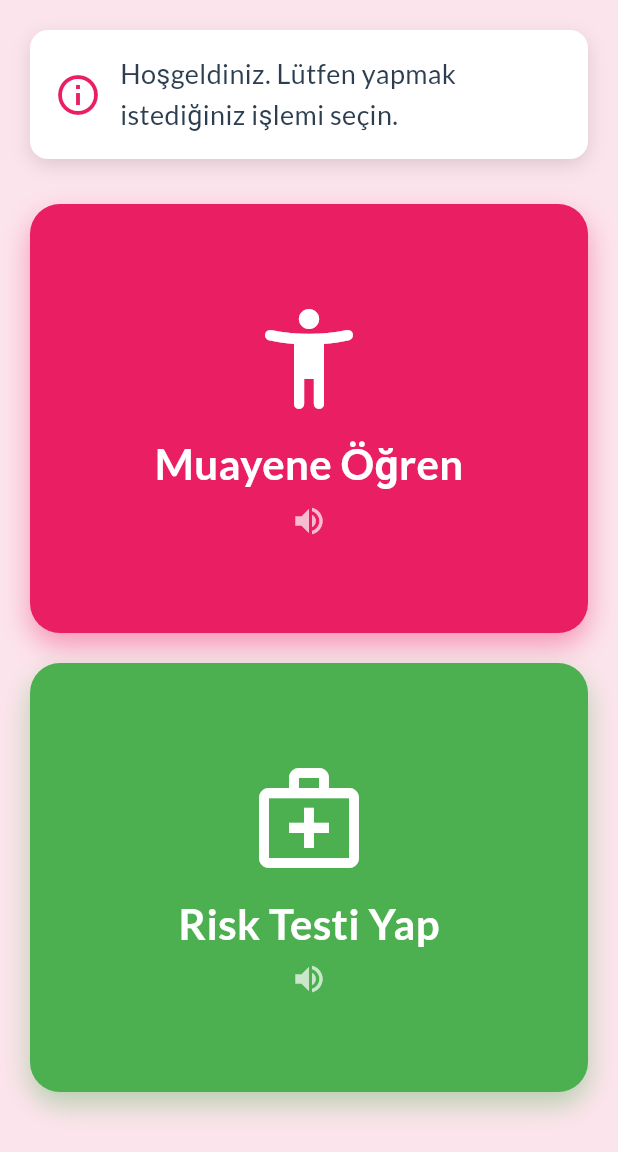
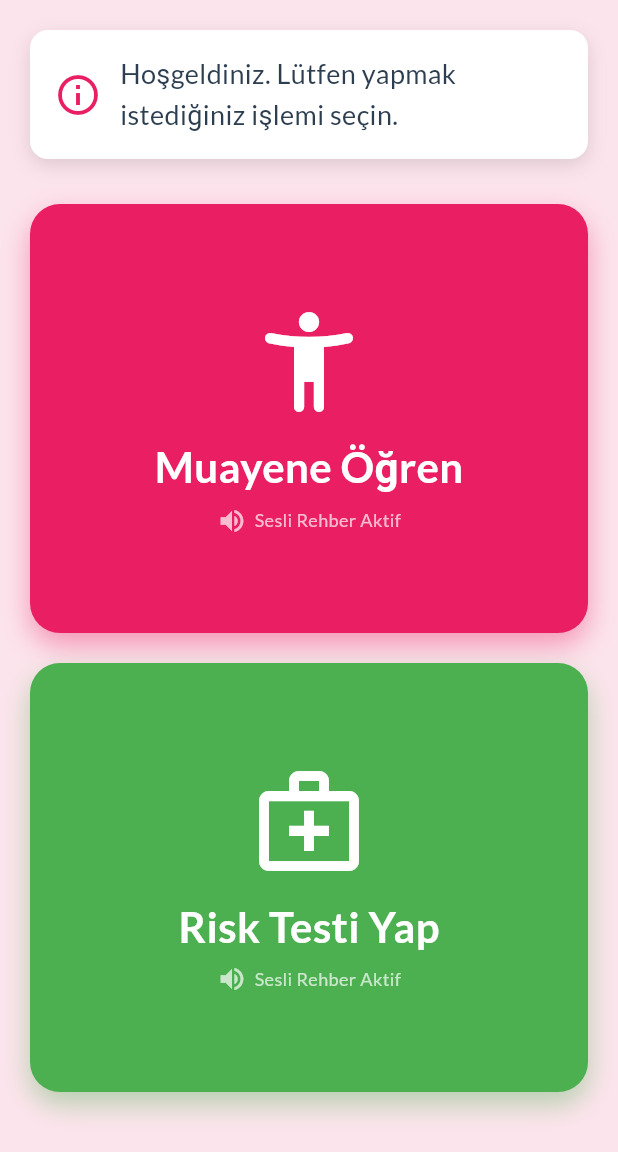
Before and after one commit to YerdemA/meme-sagligi-asistani, a Flutter app: the screen it shows after launch, on a phone screen of 412 x 824 dp, the part 84-1236 px from its top. Run offline on Flutter 3.47's test engine with Material 3 defaults, Android fonts, the phone set to English and light mode, and no system bars; our stand-ins replace flutter_tts, google_fonts.

Commit message:
Ana sayfa navigasyon rehberi ve seslendirme akışı tamamlandı.

```diff
--- a/lib/screens/home_screen.dart
+++ b/lib/screens/home_screen.dart
@@ -1,11 +1,38 @@
 import 'package:flutter/material.dart';
 import '../config/constants.dart';
+import '../services/tts_service.dart'; // 1. TTS Servis import edildi
 import 'education_screen.dart';
 import 'assessment_screen.dart';
-// İleride buraya diğer sayfaları import edeceğiz
 
-class HomeScreen extends StatelessWidget {
+class HomeScreen extends StatefulWidget {
+  // DÜZELTME: initState kullanımı için StatefulWidget yapıldı
   const HomeScreen({super.key});
+
+  @override
+  State<HomeScreen> createState() => _HomeScreenState();
+}
+
+class _HomeScreenState extends State<HomeScreen> {
+  // 2. TTS Servis nesnesi tanımlandı
+  final TtsService _ttsService = TtsService();
+
+  @override
+  void initState() {
+    super.initState();
+    // 3. Karşılama Seslendirmesi: Uygulama açılınca kullanıcıyı bilgilendirir
+    WidgetsBinding.instance.addPostFrameCallback((_) {
+      _ttsService.speak(
+        "Meme Sağlığı Asistanına Hoş Geldiniz. Lütfen yapmak istediğiniz işlemi seçin. Kendi kendine muayeneyi öğrenmek için ekranın üst kısmındaki pembe butona, Risk testini yapmak için alt kısımdaki yeşil butona basabilirsiniz.",
+        rate: 0.42, // Giriş için anlaşılır ve nazik bir hız
+      );
+    });
+  }
+
+  @override
+  void dispose() {
+    _ttsService.stop(); // 4. Sayfadan ayrılınca sesi susturur
+    super.dispose();
+  }
 
   @override
   Widget build(BuildContext context) {
@@ -26,7 +53,7 @@ class HomeScreen extends StatelessWidget {
               decoration: BoxDecoration(
                 color: Colors.white,
                 borderRadius: BorderRadius.circular(12),
-                boxShadow: [
+                boxShadow: const [
                   BoxShadow(
                     color: Colors.black12,
                     blurRadius: 10,
@@ -34,7 +61,7 @@ class HomeScreen extends StatelessWidget {
                   ),
                 ],
               ),
-              child: Row(
+              child: const Row(
                 children: [
                   Icon(Icons.info_outline, color: AppColors.primary, size: 32),
                   SizedBox(width: 12),
@@ -53,11 +80,11 @@ class HomeScreen extends StatelessWidget {
             Expanded(
               child: _HomeButton(
                 title: "Muayene Öğren",
-                icon: Icons.accessibility_new_rounded, // Vücut/İnsan ikonu
+                icon: Icons.accessibility_new_rounded,
                 color: AppColors.primary,
                 onTap: () {
-                  // Eski hali: print("Eğitim tıklandı");
-                  // Yeni hali:
+                  // 5. Navigasyon öncesi sesi durdurur ve sayfaya geçer
+                  _ttsService.stop();
                   Navigator.push(
                     context,
                     MaterialPageRoute(
@@ -74,10 +101,11 @@ class HomeScreen extends StatelessWidget {
             Expanded(
               child: _HomeButton(
                 title: "Risk Testi Yap",
-                icon:
-                    Icons.medical_services_outlined, // Doktor çantası/Steteskop
-                color: AppColors.success, // Güven veren yeşil tonu
+                icon: Icons.medical_services_outlined,
+                color: AppColors.success,
                 onTap: () {
+                  // 6. Navigasyon öncesi sesi durdurur ve sayfaya geçer
+                  _ttsService.stop();
                   Navigator.push(
                     context,
                     MaterialPageRoute(
@@ -95,7 +123,6 @@ class HomeScreen extends StatelessWidget {
   }
 }
 
-// Tekrar eden kod yazmamak için özel buton widget'ı
 class _HomeButton extends StatelessWidget {
   final String title;
   final IconData icon;
@@ -135,17 +162,24 @@ class _HomeButton extends StatelessWidget {
             Text(
               title,
               style: const TextStyle(
-                fontSize: 28, // Okuma güçlüğü için büyük font
+                fontSize: 28,
                 fontWeight: FontWeight.bold,
                 color: Colors.white,
               ),
             ),
             const SizedBox(height: 5),
-            const Icon(
-              Icons.volume_up,
-              color: Colors.white70,
-              size: 24,
-            ), // Sesli anlatım imgesi
+            const Row(
+              // DEĞİŞİKLİK: Ses imgesini daha profesyonel bir hale getirdik
+              mainAxisAlignment: MainAxisAlignment.center,
+              children: [
+                Icon(Icons.volume_up, color: Colors.white70, size: 20),
+                SizedBox(width: 5),
+                Text(
+                  "Sesli Rehber Aktif",
+                  style: TextStyle(color: Colors.white70, fontSize: 12),
+                ),
+              ],
+            ),
           ],
         ),
       ),
```
